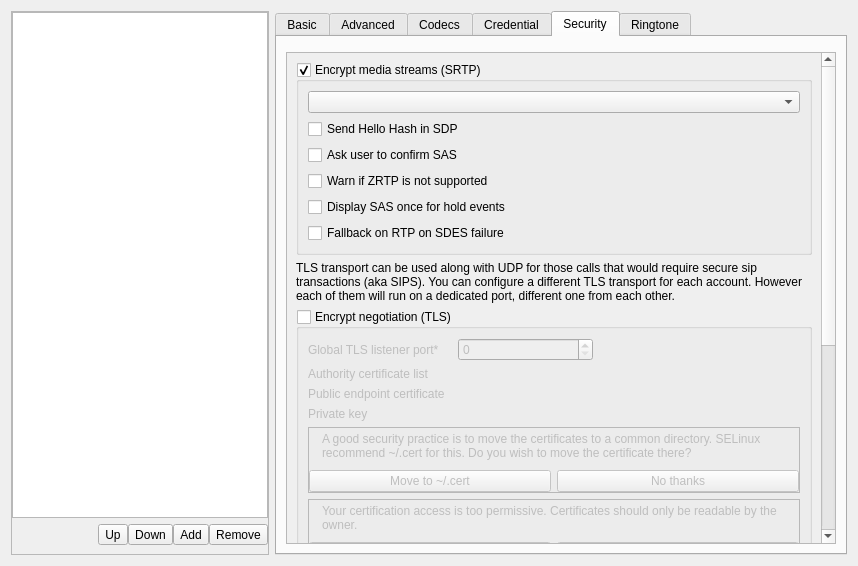
Qt form src/conf/dlgaccountsbase.ui (KDE/ring-kde) before a commit.
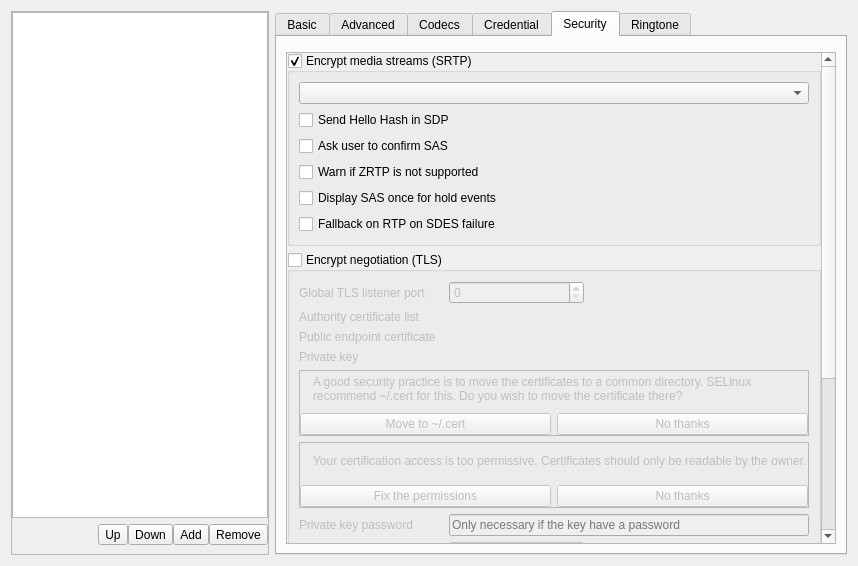
The same form after that commit. Custom widgets are drawn as their Qt base class.

Commit message: [ #37142 ] Complete the security validation GUI

The edit to the form file:
```diff
--- a/src/conf/dlgaccountsbase.ui
+++ b/src/conf/dlgaccountsbase.ui
@@ -1075,6 +1075,9 @@
               <height>8</height>
              </size>
             </property>
+            <property name="frameShadow">
+             <enum>QFrame::Plain</enum>
+            </property>
             <property name="widgetResizable">
              <bool>true</bool>
             </property>
@@ -1082,28 +1085,15 @@
              <property name="geometry">
               <rect>
                <x>0</x>
-               <y>0</y>
+               <y>-250</y>
                <width>547</width>
-               <height>808</height>
+               <height>734</height>
               </rect>
              </property>
              <layout class="QGridLayout" name="gridLayout_5">
-              <item row="2" column="0" colspan="2">
-               <widget class="QLabel" name="label_tls_info">
-                <property name="sizePolicy">
-                 <sizepolicy hsizetype="Minimum" vsizetype="Minimum">
-                  <horstretch>0</horstretch>
-                  <verstretch>0</verstretch>
-                 </sizepolicy>
-                </property>
-                <property name="text">
-                 <string>TLS transport can be used along with UDP for those calls that would require secure sip transactions (aka SIPS). You can configure a different TLS transport for each account. However each of them will run on a dedicated port, different one from each other.</string>
-                </property>
-                <property name="wordWrap">
-                 <bool>true</bool>
-                </property>
-               </widget>
-              </item>
+              <property name="margin">
+               <number>0</number>
+              </property>
               <item row="0" column="0" colspan="2">
                <widget class="QGroupBox" name="groupbox_STRP_keyexchange">
                 <property name="title">
@@ -1161,7 +1151,7 @@
                 </layout>
                </widget>
               </item>
-              <item row="3" column="0" colspan="2">
+              <item row="2" column="0" colspan="2">
                <widget class="QGroupBox" name="group_security_tls">
                 <property name="sizePolicy">
                  <sizepolicy hsizetype="Expanding" vsizetype="Expanding">
@@ -1182,7 +1172,7 @@
                  <item row="0" column="0">
                   <widget class="QLabel" name="label_tls_listener">
                    <property name="text">
-                    <string>Global TLS listener port*</string>
+                    <string>Global TLS listener port</string>
                    </property>
                   </widget>
                  </item>
@@ -1243,6 +1233,19 @@
                    </property>
                   </widget>
                  </item>
+                 <item row="14" column="0">
+                  <spacer name="verticalSpacer">
+                   <property name="orientation">
+                    <enum>Qt::Vertical</enum>
+                   </property>
+                   <property name="sizeHint" stdset="0">
+                    <size>
+                     <width>20</width>
+                     <height>40</height>
+                    </size>
+                   </property>
+                  </spacer>
+                 </item>
                  <item row="6" column="1" colspan="8">
                   <widget class="KLineEdit" name="edit_tls_private_key_password">
                    <property name="placeholderText">
@@ -1307,19 +1310,6 @@
                    </property>
                   </widget>
                  </item>
-                 <item row="15" column="0">
-                  <spacer name="verticalSpacer">
-                   <property name="orientation">
-                    <enum>Qt::Vertical</enum>
-                   </property>
-                   <property name="sizeHint" stdset="0">
-                    <size>
-                     <width>20</width>
-                     <height>40</height>
-                    </size>
-                   </property>
-                  </spacer>
-                 </item>
                  <item row="10" column="1">
                   <widget class="KIntSpinBox" name="spinbox_tls_timeout_sec">
                    <property name="sizePolicy">
@@ -1360,13 +1350,6 @@
                    </property>
                   </widget>
                  </item>
-                 <item row="14" column="0">
-                  <widget class="QLabel" name="label_tls_details">
-                   <property name="text">
-                    <string>*Apply to all accounts</string>
-                   </property>
-                  </widget>
-                 </item>
                  <item row="10" column="4" colspan="5">
                   <spacer name="horizontalSpacer_3">
                    <property name="orientation">
@@ -1583,6 +1566,15 @@
                    </layout>
                   </widget>
                  </item>
+                 <item row="11" column="8">
+                  <widget class="IssuesIcon" name="m_pVerifyServer" native="true"/>
+                 </item>
+                 <item row="12" column="8">
+                  <widget class="IssuesIcon" name="m_pVerifyClient" native="true"/>
+                 </item>
+                 <item row="13" column="8">
+                  <widget class="IssuesIcon" name="m_pReqTLS" native="true"/>
+                 </item>
                 </layout>
                </widget>
               </item>
@@ -1723,6 +1715,12 @@
    <header>widgets/securityprogress.h</header>
    <container>1</container>
   </customwidget>
+  <customwidget>
+   <class>IssuesIcon</class>
+   <extends>QWidget</extends>
+   <header>widgets/securityprogress.h</header>
+   <container>1</container>
+  </customwidget>
  </customwidgets>
  <resources>
   <include location="../qrc/resources.qrc"/>
```
The commit also changes 6 other files.
